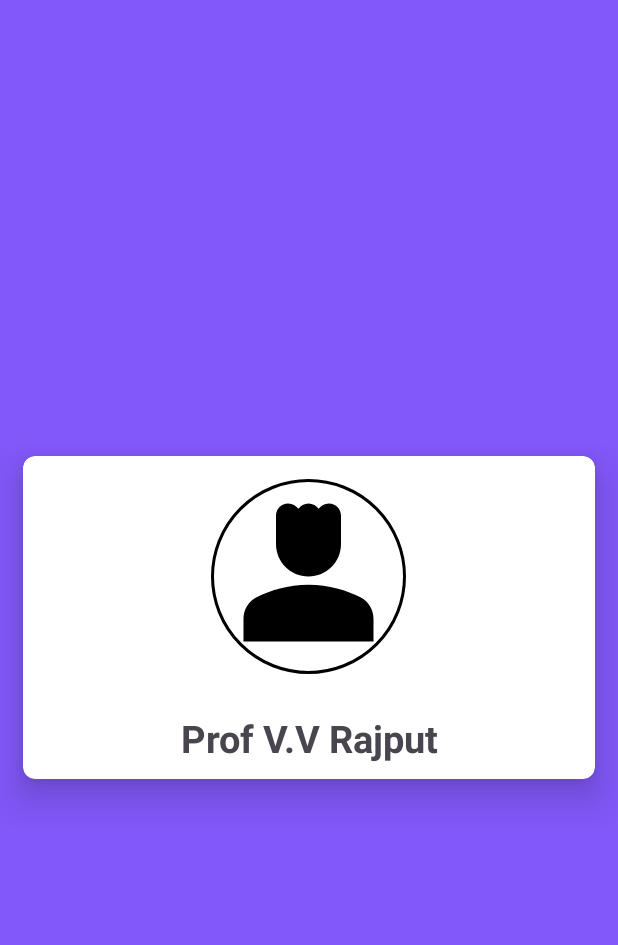
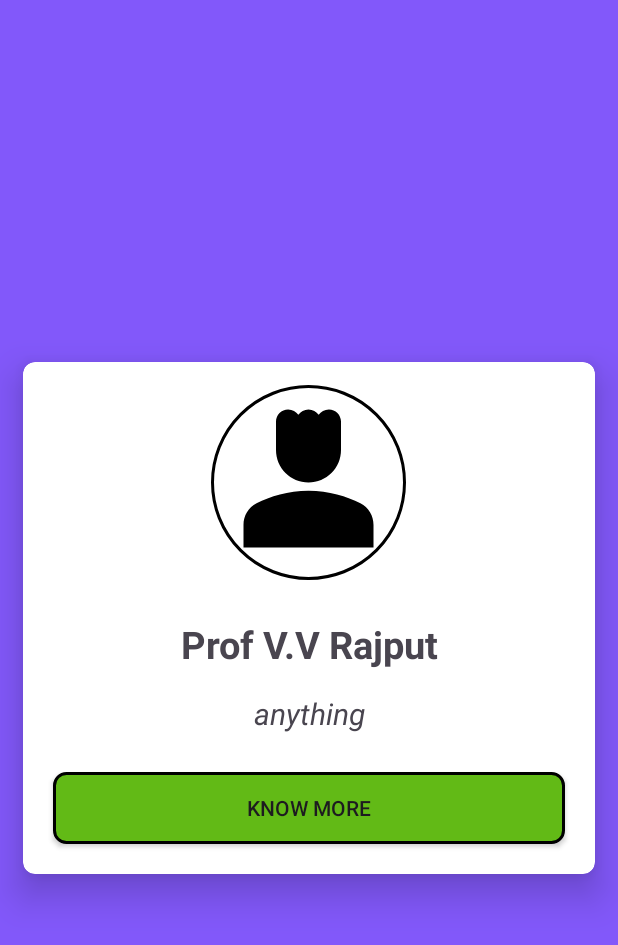
Before and after one commit to danu20002/Nss_Git_App, an Android app: the Program_officer screen opened directly, with no data from a screen before it, on a phone screen of 412 x 824 dp. Shown: the top 945 px of the screen. Run offline under Robolectric (Android 15) with nearby library versions, the phone set to English and light mode, and no system bars; our stand-ins replace CircleImageView.

Commit message:
Updated now

```diff
--- a/app/src/main/java/com/daneshnaik/nssgit/Dashboard.java
+++ b/app/src/main/java/com/daneshnaik/nssgit/Dashboard.java
@@ -141,4 +141,10 @@ public class Dashboard extends AppCompatActivity {
 
     }
 
+
+
+
+
+
+
 }
--- a/app/src/main/res/layout/activity_profile_management.xml
+++ b/app/src/main/res/layout/activity_profile_management.xml
@@ -126,6 +126,7 @@
                           android:textColor="@color/black"
                           android:textStyle="bold"
                           android:textSize="20sp"
+                          android:id="@+id/program_officer_settings"
                           android:background="?attr/selectableItemBackground"
                           android:drawableEnd="@drawable/baseline_person_4_24"
                           android:padding="5dp"
--- a/app/src/main/res/layout/activity_program_officer.xml
+++ b/app/src/main/res/layout/activity_program_officer.xml
@@ -39,7 +39,29 @@
                         android:textStyle="bold"
                         android:textSize="25sp"
                         android:layout_margin="10dp"/>
-
+                    <TextView
+                        android:layout_width="match_parent"
+                        android:layout_height="wrap_content"
+                        android:textAlignment="center"
+                        android:text="anything"
+                        android:layout_margin="5dp"
+                        android:textStyle="italic"
+                        android:textSize="20sp"
+                        />
+                   <androidx.appcompat.widget.AppCompatButton
+                       android:layout_width="match_parent"
+                       android:layout_height="wrap_content"
+                       android:layout_margin="20dp"
+                       android:background="@drawable/btn_background"
+                       android:text="Know More"
+                       android:id="@+id/know_more_rajput"/>
+                    <WebView
+                        android:layout_width="match_parent"
+                        android:layout_height="wrap_content"
+                        android:layout_margin="10dp"
+                        android:visibility="gone"
+                        android:id="@+id/webview_rajput_program"
+                        tools:ignore="WebViewLayout" />
                 </androidx.appcompat.widget.LinearLayoutCompat>
             </androidx.cardview.widget.CardView>
 
```
Also changed, not shown: app/src/main/java/com/daneshnaik/nssgit/Profile_management.java (+11 -1 lines), app/src/main/res/layout/activity_group_belong_to.xml (+25 -2 lines), app/src/main/java/com/daneshnaik/nssgit/User_Signup.java (line endings or trailing spaces).
